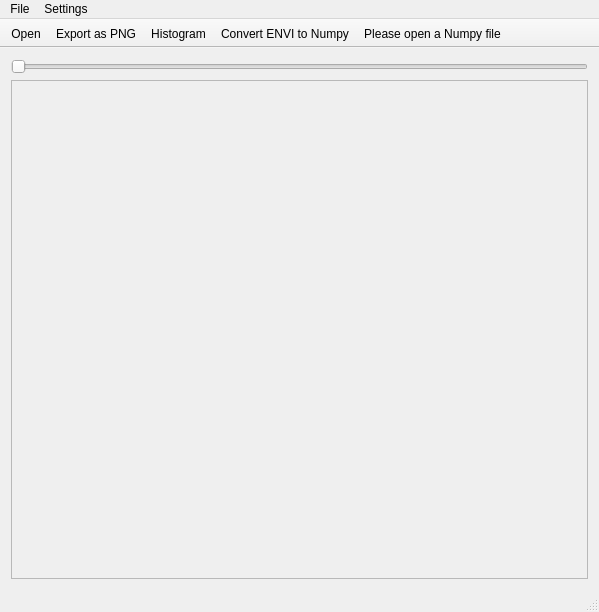
ArendJanKramer/Numpyviewer, file mainwindow.ui: the form before one commit.
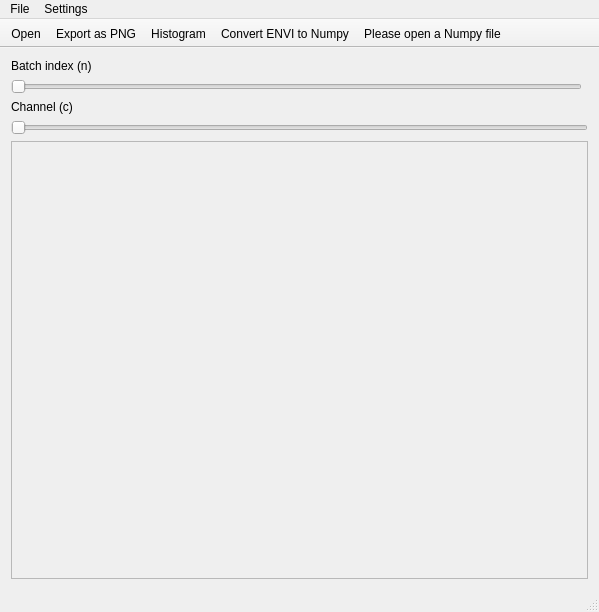
The form after the commit. Icons and pictures are not drawn.

Diff of the .ui file:
```diff
--- a/mainwindow.ui
+++ b/mainwindow.ui
@@ -19,7 +19,43 @@
   </property>
   <widget class="QWidget" name="centralWidget">
    <layout class="QGridLayout" name="gridLayout_2">
-    <item row="0" column="0" colspan="2">
+       <item row="1" column="0">
+           <widget class="QLabel" name="batchLabel">
+               <property name="text">
+                   <string>Batch index (n)</string>
+               </property>
+           </widget>
+       </item>
+       <item row="5" column="0" colspan="2">
+           <widget class="QGraphicsView" name="imageCanvas">
+               <property name="enabled">
+                   <bool>false</bool>
+               </property>
+               <property name="mouseTracking">
+                   <bool>true</bool>
+               </property>
+               <property name="interactive">
+                   <bool>false</bool>
+               </property>
+               <property name="dragMode">
+                   <enum>QGraphicsView::NoDrag</enum>
+               </property>
+           </widget>
+       </item>
+       <item row="2" column="0">
+           <widget class="QSlider" name="batchSlider">
+               <property name="enabled">
+                   <bool>false</bool>
+               </property>
+               <property name="maximum">
+                   <number>1</number>
+               </property>
+               <property name="orientation">
+                   <enum>Qt::Horizontal</enum>
+               </property>
+           </widget>
+       </item>
+       <item row="4" column="0" colspan="2">
      <widget class="QSlider" name="channelSlider">
       <property name="enabled">
        <bool>false</bool>
@@ -44,19 +80,10 @@
       </property>
      </widget>
     </item>
-    <item row="1" column="0" colspan="2">
-     <widget class="QGraphicsView" name="imageCanvas">
-      <property name="enabled">
-       <bool>false</bool>
-      </property>
-      <property name="mouseTracking">
-       <bool>true</bool>
-      </property>
-      <property name="interactive">
-       <bool>false</bool>
-      </property>
-      <property name="dragMode">
-       <enum>QGraphicsView::NoDrag</enum>
+       <item row="3" column="0">
+           <widget class="QLabel" name="channelLabel">
+               <property name="text">
+                   <string>Channel (c)</string>
       </property>
      </widget>
     </item>
```
Left out of the diff: 10 changed lines with no effect on the pictures.
